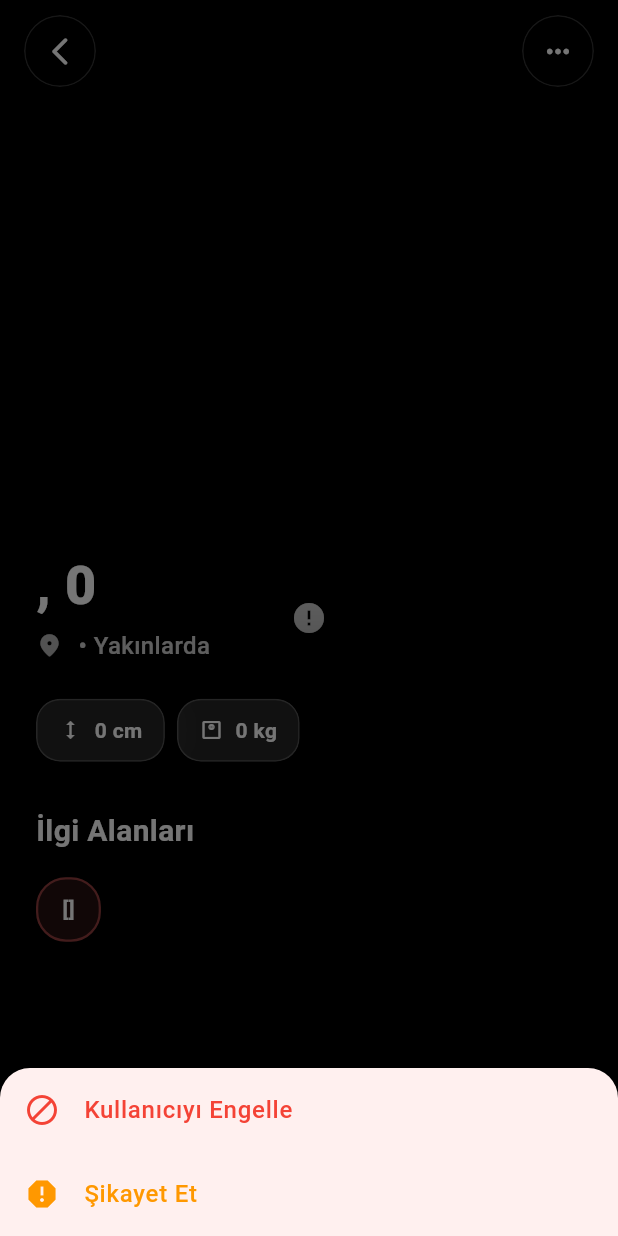
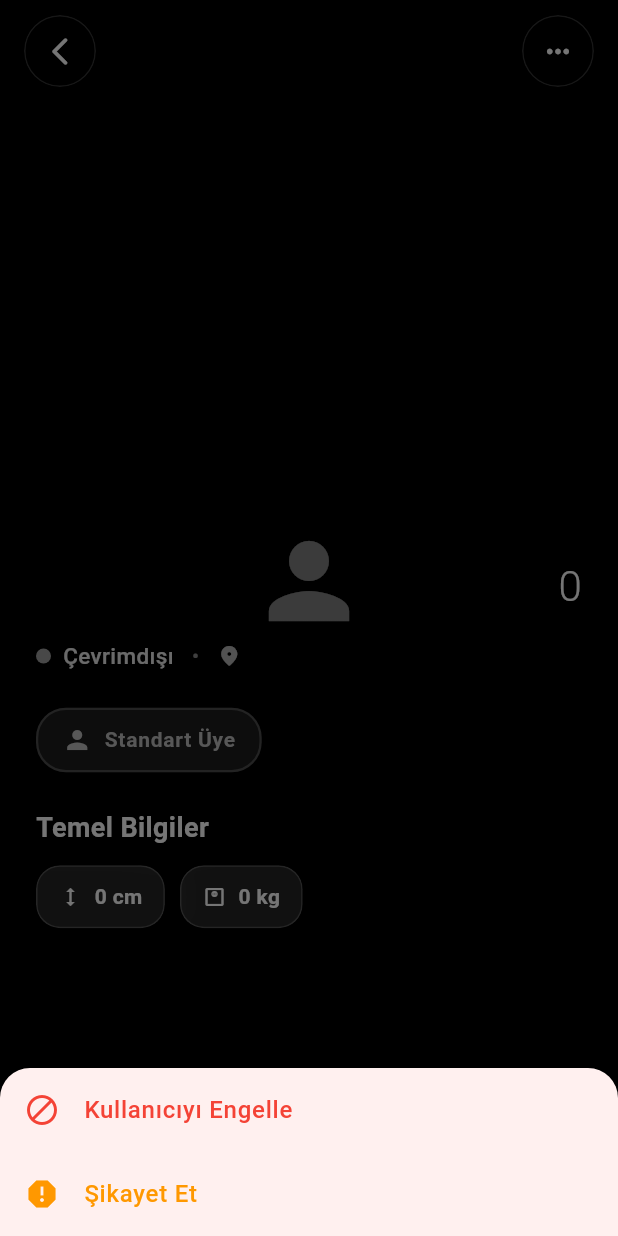
Before and after one commit to poses07/wefriend, a Flutter app: the UserDetailScreen screen opened directly with empty values, after a tap on the "keyboard control" icon, on a phone screen of 412 x 824 dp. Run offline on Flutter 3.47's test engine with Material 3 defaults, Android fonts, the phone set to English and light mode, and no system bars; drawn by our look-alikes of cached_network_image; our stand-ins replace device_info_plus, dio, firebase_core, firebase_messaging, flutter_image_compress, flutter_riverpod and 6 more; missing offline and left inert: camerawesome; accounts and stored records are empty; network calls fail.

Commit message:
Group stories by user and improve user detail screen UI

```diff
--- a/lib/screens/user_detail_screen.dart
+++ b/lib/screens/user_detail_screen.dart
@@ -183,6 +183,22 @@ class _UserDetailScreenState extends ConsumerState<UserDetailScreen> {
             ? _images.first
             : 'https://ui-avatars.com/api/?name=${widget.user['alias'] ?? 'User'}&size=512&background=random';
 
+    // Premium/Rank kontrolü
+    final rankStr = widget.user['rank_level'] ?? 'none';
+    Color rankColor = Colors.grey.shade400;
+    String rankLabel = 'Standart Üye';
+    IconData rankIcon = Icons.person;
+
+    if (rankStr == 'legendary') {
+      rankColor = Colors.purple.shade400;
+      rankLabel = 'Efsanevi Üye';
+      rankIcon = Icons.auto_awesome;
+    } else if (rankStr == 'popular') {
+      rankColor = Colors.orange.shade500;
+      rankLabel = 'Popüler Üye';
+      rankIcon = Icons.local_fire_department_rounded;
+    }
+
     return Scaffold(
       backgroundColor: Colors.black, // Arka plan tamamen siyah
       extendBodyBehindAppBar: true,
@@ -198,8 +214,22 @@ class _UserDetailScreenState extends ConsumerState<UserDetailScreen> {
                     child: CircularProgressIndicator(color: Colors.white),
                   ),
               errorWidget:
-                  (context, url, error) => const Center(
-                    child: Icon(Icons.error, color: Colors.white),
+                  (context, url, error) => Center(
+                    child: Column(
+                      mainAxisAlignment: MainAxisAlignment.center,
+                      children: [
+                        Icon(Icons.person, size: 80, color: Colors.white.withValues(alpha: 0.5)),
+                        const SizedBox(height: 16),
+                        Text(
+                          widget.user['alias'] ?? 'İsimsiz',
+                          style: TextStyle(
+                            color: Colors.white.withValues(alpha: 0.5),
+                            fontSize: 24,
+                            fontWeight: FontWeight.bold,
+                          ),
+                        ),
+                      ],
+                    ),
                   ),
             ),
           ),
@@ -214,14 +244,14 @@ class _UserDetailScreenState extends ConsumerState<UserDetailScreen> {
                   colors: [
                     Colors.black.withValues(
                       alpha: 0.3,
-                    ), // Üstte hafif karartma (geri butonu için)
+                    ), // Üstte butonlar okunsun diye hafif karartı
                     Colors.transparent,
                     Colors.transparent,
                     Colors.black.withValues(alpha: 0.6),
                     Colors.black.withValues(alpha: 0.95),
                     Colors.black,
                   ],
-                  stops: const [0.0, 0.15, 0.4, 0.65, 0.85, 1.0],
+                  stops: const [0.0, 0.2, 0.5, 0.7, 0.9, 1.0],
                 ),
               ),
             ),
@@ -229,32 +259,25 @@ class _UserDetailScreenState extends ConsumerState<UserDetailScreen> {
 
           // 3. İçerik (Kaydırılabilir alan)
           SafeArea(
-            bottom: false,
             child: CustomScrollView(
               physics: const BouncingScrollPhysics(),
               slivers: [
-                // Üst boşluk
                 SliverToBoxAdapter(
-                  child: SizedBox(
-                    height: size.height * 0.45,
-                  ), // Fotoğrafın üst kısmını boş bırakır
+                  child: SizedBox(height: size.height * 0.45), // Fotoğrafın görünmesi için boşluk
                 ),
-
-                // Bilgiler
-                SliverPadding(
+                SliverToBoxAdapter(
+                  child: Padding(
                     padding: const EdgeInsets.symmetric(horizontal: 24.0),
-                  sliver: SliverList(
-                    delegate: SliverChildListDelegate([
-                      // İsim, Yaş, Cinsiyet
+                    child: Column(
+                      crossAxisAlignment: CrossAxisAlignment.start,
+                      children: [
+                        // İsim ve Yaş
                         Row(
                           crossAxisAlignment: CrossAxisAlignment.end,
                           children: [
                             Expanded(
-                            child: Wrap(
-                              crossAxisAlignment: WrapCrossAlignment.center,
-                              children: [
-                                Text(
-                                  '${widget.user['alias'] ?? 'İsimsiz'}${widget.user['age'] != null ? ', ${widget.user['age']}' : ''}',
+                              child: Text(
+                                widget.user['alias'] ?? 'İsimsiz',
                                 style: const TextStyle(
                                   fontSize: 36,
                                   fontWeight: FontWeight.w900,
@@ -262,72 +285,132 @@ class _UserDetailScreenState extends ConsumerState<UserDetailScreen> {
                                   height: 1.1,
                                 ),
                               ),
-                                if (widget.user['gender'] == 'Male' ||
-                                    widget.user['gender'] == 'Erkek') ...[
-                                  const SizedBox(width: 8),
-                                  const Icon(
-                                    Icons.male_rounded,
-                                    color: Colors.lightBlueAccent,
-                                    size: 32,
                             ),
-                                ] else if (widget.user['gender'] == 'Female' ||
-                                    widget.user['gender'] == 'Kadın') ...[
-                                  const SizedBox(width: 8),
-                                  const Icon(
-                                    Icons.female_rounded,
-                                    color: Colors.pinkAccent,
-                                    size: 32,
+                            if (widget.user['age'] != null)
+                              Padding(
+                                padding: const EdgeInsets.only(left: 12.0, bottom: 4),
+                                child: Text(
+                                  '${widget.user['age']}',
+                                  style: const TextStyle(
+                                    fontSize: 28,
+                                    fontWeight: FontWeight.w300,
+                                    color: Colors.white,
                                   ),
-                                ],
-                              ],
-                            ),
-                          ),
-                          // Online Göstergesi
-                          if (widget.user['is_online'] == 1 ||
-                              widget.user['is_online'] == true)
-                            Container(
-                              padding: const EdgeInsets.all(6),
-                              decoration: BoxDecoration(
-                                color: Colors.greenAccent.withValues(
-                                  alpha: 0.2,
-                                ),
-                                shape: BoxShape.circle,
-                              ),
-                              child: const Icon(
-                                Icons.circle,
-                                color: Colors.greenAccent,
-                                size: 12,
                                 ),
                               ),
                           ],
                         ),
-                      const SizedBox(height: 8),
+                        const SizedBox(height: 12),
 
-                      // Konum
+                        // Online ve Şehir Durumu
                         Row(
                           children: [
-                          Icon(
-                            Icons.location_on_rounded,
-                            color: Colors.white.withValues(alpha: 0.7),
-                            size: 18,
+                            Container(
+                              width: 10,
+                              height: 10,
+                              decoration: BoxDecoration(
+                                color: (widget.user['is_online'] == 1 || widget.user['is_online'] == true)
+                                    ? Colors.greenAccent
+                                    : Colors.grey,
+                                shape: BoxShape.circle,
+                                boxShadow: (widget.user['is_online'] == 1 || widget.user['is_online'] == true)
+                                  ? [BoxShadow(color: Colors.greenAccent.withValues(alpha: 0.5), blurRadius: 6)]
+                                  : null,
                               ),
-                          const SizedBox(width: 6),
+                            ),
+                            const SizedBox(width: 8),
                             Text(
-                            '${widget.user['city'] ?? 'Bilinmeyen Konum'} • Yakınlarda',
+                              (widget.user['is_online'] == 1 || widget.user['is_online'] == true)
+                                  ? 'Şu an aktif'
+                                  : 'Çevrimdışı',
                               style: TextStyle(
-                              fontSize: 16,
+                                color: Colors.white.withValues(alpha: 0.9),
+                                fontSize: 15,
                                 fontWeight: FontWeight.w500,
-                              color: Colors.white.withValues(alpha: 0.8),
+                              ),
+                            ),
+                            const Padding(
+                              padding: EdgeInsets.symmetric(horizontal: 12.0),
+                              child: Text('•', style: TextStyle(color: Colors.white54)),
+                            ),
+                            Icon(Icons.location_on_rounded, size: 16, color: Colors.white.withValues(alpha: 0.7)),
+                            const SizedBox(width: 4),
+                            Text(
+                              widget.user['city'] ?? 'Bilinmeyen Konum',
+                              style: TextStyle(
+                                color: Colors.white.withValues(alpha: 0.9),
+                                fontSize: 15,
                               ),
                             ),
                           ],
                         ),
                         const SizedBox(height: 24),
 
+                        // Rozet (Rank)
+                        if (rankStr != 'none')
+                          Container(
+                            padding: const EdgeInsets.symmetric(horizontal: 16, vertical: 10),
+                            decoration: BoxDecoration(
+                              color: rankColor.withValues(alpha: 0.15),
+                              borderRadius: BorderRadius.circular(20),
+                              border: Border.all(color: rankColor.withValues(alpha: 0.3), width: 1.5),
+                            ),
+                            child: Row(
+                              mainAxisSize: MainAxisSize.min,
+                              children: [
+                                Icon(rankIcon, color: rankColor, size: 20),
+                                const SizedBox(width: 8),
+                                Text(
+                                  rankLabel,
+                                  style: TextStyle(
+                                    color: rankColor,
+                                    fontWeight: FontWeight.bold,
+                                    fontSize: 14,
+                                    letterSpacing: 0.5,
+                                  ),
+                                ),
+                              ],
+                            ),
+                          ),
+
+                        if (rankStr != 'none') const SizedBox(height: 24),
+
+                        // Hakkında (Bio)
+                        if (widget.user['bio'] != null && widget.user['bio'].toString().isNotEmpty) ...[
+                          const Text(
+                            'Hakkında',
+                            style: TextStyle(
+                              fontSize: 18,
+                              fontWeight: FontWeight.bold,
+                              color: Colors.white,
+                            ),
+                          ),
+                          const SizedBox(height: 12),
+                          Text(
+                            widget.user['bio'],
+                            style: TextStyle(
+                              fontSize: 16,
+                              color: Colors.white.withValues(alpha: 0.8),
+                              height: 1.5,
+                            ),
+                          ),
+                          const SizedBox(height: 24),
+                        ],
+
                         // Fiziksel Özellikler (Chip'ler)
+                        if (widget.user['height'] != null || widget.user['weight'] != null || widget.user['zodiac_sign'] != null) ...[
+                          const Text(
+                            'Temel Bilgiler',
+                            style: TextStyle(
+                              fontSize: 18,
+                              fontWeight: FontWeight.bold,
+                              color: Colors.white,
+                            ),
+                          ),
+                          const SizedBox(height: 12),
                           Wrap(
-                        spacing: 8,
-                        runSpacing: 8,
+                            spacing: 10,
+                            runSpacing: 10,
                             children: [
                               if (widget.user['height'] != null)
                                 _buildGlassChip(
@@ -347,85 +430,38 @@ class _UserDetailScreenState extends ConsumerState<UserDetailScreen> {
                                 ),
                             ],
                           ),
+                          const SizedBox(height: 24),
+                        ],
 
                         // İlgi Alanları
                         if (widget.user['interests'] != null &&
                             widget.user['interests'].toString().isNotEmpty) ...[
-                        const SizedBox(height: 32),
                           const Text(
                             'İlgi Alanları',
                             style: TextStyle(
-                            fontSize: 20,
-                            fontWeight: FontWeight.bold,
-                            color: Colors.white,
-                          ),
-                        ),
-                        const SizedBox(height: 16),
-                        Wrap(
-                          spacing: 10,
-                          runSpacing: 10,
-                          children:
-                              widget.user['interests']
-                                  .toString()
-                                  .split(',')
-                                  .map((interest) {
-                                    return Container(
-                                      padding: const EdgeInsets.symmetric(
-                                        horizontal: 16,
-                                        vertical: 10,
-                                      ),
-                                      decoration: BoxDecoration(
-                                        color: cs.primary.withValues(
-                                          alpha: 0.15,
-                                        ),
-                                        borderRadius: BorderRadius.circular(20),
-                                        border: Border.all(
-                                          color: cs.primary.withValues(
-                                            alpha: 0.5,
-                                          ),
-                                          width: 1.5,
-                                        ),
-                                      ),
-                                      child: Text(
-                                        interest.trim(),
-                                        style: TextStyle(
-                                          color: Colors.white,
-                                          fontWeight: FontWeight.bold,
-                                          fontSize: 14,
-                                        ),
-                                      ),
-                                    );
-                                  })
-                                  .toList(),
-                        ),
-                      ],
-
-                      // Hakkında (Bio)
-                      if (widget.user['bio'] != null &&
-                          widget.user['bio'].toString().isNotEmpty) ...[
-                        const SizedBox(height: 32),
-                        const Text(
-                          'Hakkında',
-                          style: TextStyle(
-                            fontSize: 20,
+                              fontSize: 18,
                               fontWeight: FontWeight.bold,
                               color: Colors.white,
                             ),
                           ),
                           const SizedBox(height: 12),
-                        Text(
-                          widget.user['bio'] ?? '',
-                          style: TextStyle(
-                            fontSize: 16,
-                            height: 1.5,
-                            color: Colors.white.withValues(alpha: 0.85),
-                          ),
+                          Wrap(
+                            spacing: 10,
+                            runSpacing: 10,
+                            children: (widget.user['interests'] as String)
+                                .split(',')
+                                .map((interest) => _buildGlassChip(
+                                      Icons.star_rounded,
+                                      interest.trim(),
+                                    ))
+                                .toList(),
                           ),
                         ],
 
                         // En altta butonlar için boşluk
-                      const SizedBox(height: 140),
-                    ]),
+                        const SizedBox(height: 120),
+                      ],
+                    ),
                   ),
                 ),
               ],
@@ -452,27 +488,35 @@ class _UserDetailScreenState extends ConsumerState<UserDetailScreen> {
             ),
           ),
 
-          // 5. Sabit Alt Butonlar
+          // 5. Sabit Alt Buton (Mesaj Gönder)
           Positioned(
             bottom: 0,
             left: 0,
             right: 0,
             child: Container(
-              width: MediaQuery.of(context).size.width,
-              padding: const EdgeInsets.fromLTRB(24, 24, 24, 32),
+              padding: EdgeInsets.fromLTRB(24, 24, 24, MediaQuery.of(context).padding.bottom + 16),
               decoration: BoxDecoration(
                 gradient: LinearGradient(
                   begin: Alignment.bottomCenter,
                   end: Alignment.topCenter,
                   colors: [
                     Colors.black,
-                    Colors.black.withValues(alpha: 0.8),
+                    Colors.black.withValues(alpha: 0.9),
                     Colors.transparent,
                   ],
                 ),
               ),
-              child: Center(
               child: ElevatedButton(
+                style: ElevatedButton.styleFrom(
+                  backgroundColor: cs.primary,
+                  foregroundColor: Colors.white,
+                  padding: const EdgeInsets.symmetric(vertical: 18),
+                  shape: RoundedRectangleBorder(
+                    borderRadius: BorderRadius.circular(30),
+                  ),
+                  elevation: 8,
+                  shadowColor: cs.primary.withValues(alpha: 0.5),
+                ),
                 onPressed: () async {
                   final api = ref.read(apiServiceProvider);
                   final res = await api.startChat(
@@ -510,15 +554,20 @@ class _UserDetailScreenState extends ConsumerState<UserDetailScreen> {
                     );
                   }
                 },
-                  style: ElevatedButton.styleFrom(
-                    padding: const EdgeInsets.all(18),
-                    backgroundColor: cs.primary,
-                    foregroundColor: Colors.white,
-                    shadowColor: cs.primary.withValues(alpha: 0.5),
-                    elevation: 10,
-                    shape: const CircleBorder(),
+                child: const Row(
+                  mainAxisAlignment: MainAxisAlignment.center,
+                  children: [
+                    Icon(Icons.chat_bubble_rounded, size: 22),
+                    SizedBox(width: 12),
+                    Text(
+                      'Mesaj Gönder',
+                      style: TextStyle(
+                        fontSize: 18,
+                        fontWeight: FontWeight.bold,
+                        letterSpacing: 0.5,
                       ),
-                  child: const Icon(Icons.chat_bubble_rounded, size: 28),
+                    ),
+                  ],
                 ),
               ),
             ),
```
Also changed, not shown: 1 other file. Lines whose indentation alone changed are shown as unchanged.
